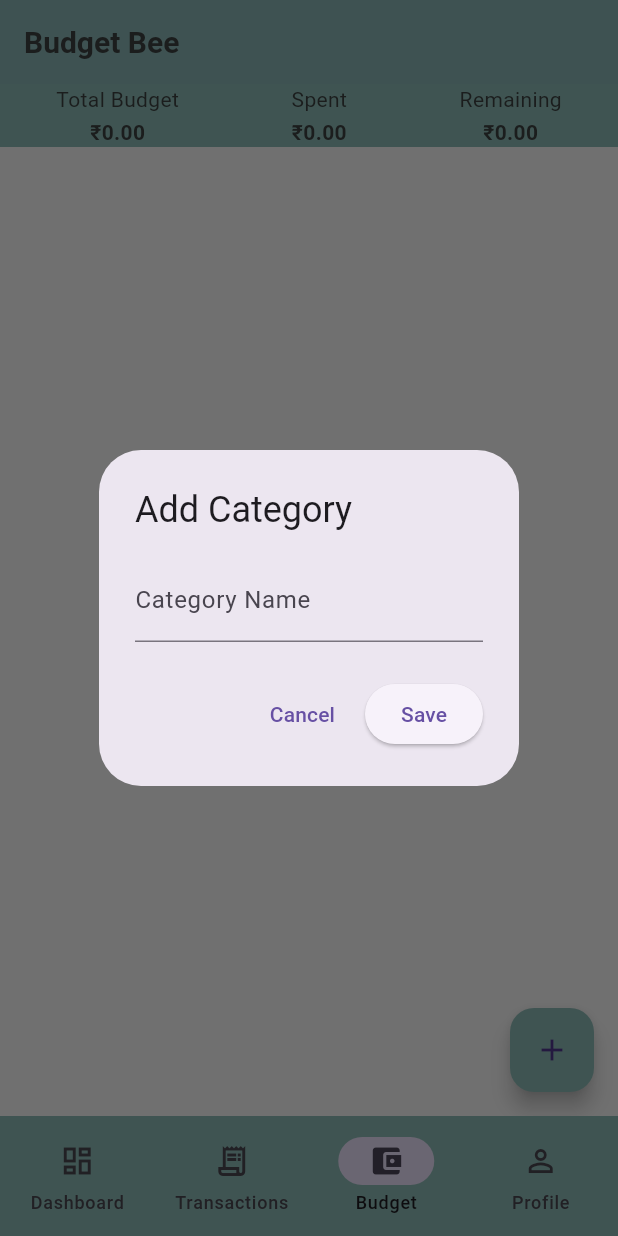
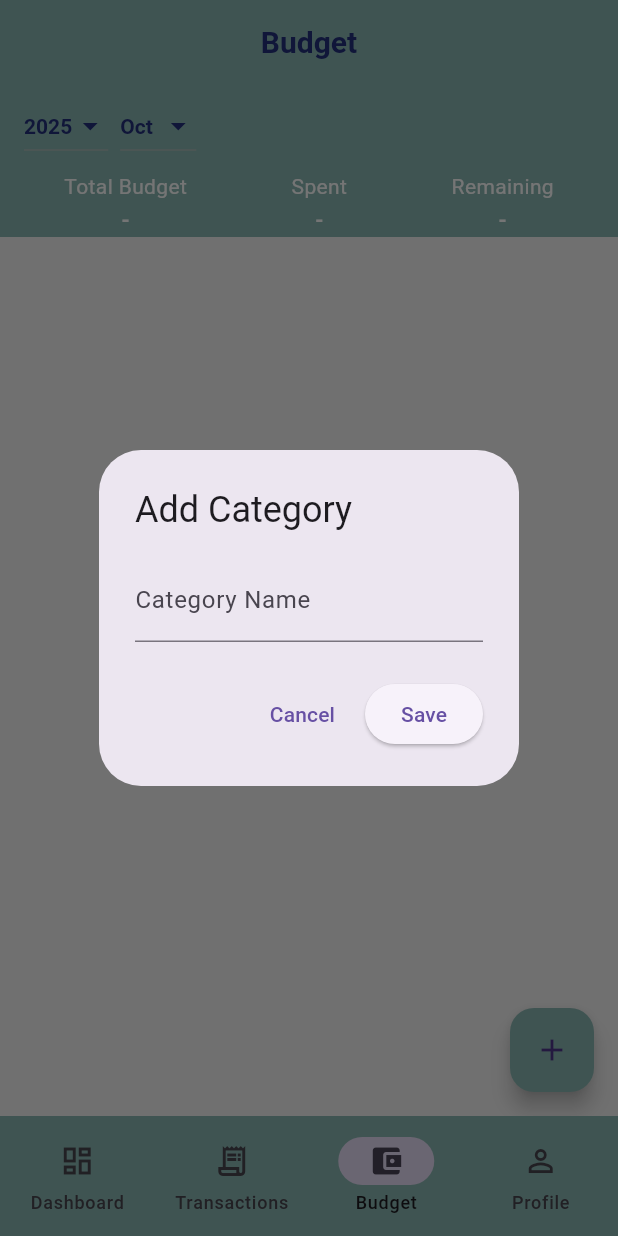
Before and after one commit to gauravsb14/budget-bee, a Flutter app: the screen it shows after launch, item 3 of the bottom bar chosen, after a tap on the "add" icon, on a phone screen of 412 x 824 dp. Run offline on Flutter 3.47's test engine with Material 3 defaults, Android fonts, the phone set to English and light mode, and no system bars; our stand-ins replace hive, hive_flutter; accounts and stored records are empty.

Commit message:
cleaner version of transaction and budget screen

```diff
--- a/lib/features/budget/screens/budget_screen.dart
+++ b/lib/features/budget/screens/budget_screen.dart
@@ -4,67 +4,95 @@ import '../../../models/category_model.dart';
 import '../../../models/subcategory_model.dart';
 import '../widgets/category_tile.dart';
 import '../../shared/widgets/top_summary.dart';
+import '../../shared/widgets/top_bar.dart';
 
-class BudgetScreen extends StatelessWidget {
+class BudgetScreen extends StatefulWidget {
   const BudgetScreen({super.key});
+
+  @override
+  State<BudgetScreen> createState() => _BudgetScreenState();
+}
+
+class _BudgetScreenState extends State<BudgetScreen> {
+  int selectedYear = DateTime.now().year;
+  int selectedMonth = DateTime.now().month;
 
   @override
   Widget build(BuildContext context) {
     final categoryBox = Hive.box<Category>('categories');
     final subBox = Hive.box<SubCategory>('subcategories');
 
+    return ValueListenableBuilder(
+      valueListenable: categoryBox.listenable(),
+      builder: (context, Box<Category> box, _) {
+        final categories = box.values.toList();
+
+        // --- Calculate Top Summary for selected month/year ---
+        double totalBudget = 0;
+        double totalSpent = 0;
+
+        for (var cat in categories) {
+          final subs = subBox.values
+              .where((s) => s.parentCategoryId == cat.id)
+              .toList();
+
+          totalBudget += subs.fold(0, (sum, s) => sum + s.monthlyBudget);
+          totalSpent += subs.fold(0, (sum, s) => sum + s.spent);
+        }
+
         return Scaffold(
           appBar: AppBar(
-        title: const Text("Budget Bee"),
+            title: const Text(
+              "Budget",
+              style: TextStyle(
+                fontWeight: FontWeight.bold,
+                color: Color.fromARGB(255, 35, 48, 124),
+              ),
+            ),
+            centerTitle: true,
             backgroundColor: const Color.fromARGB(255, 138, 184, 179),
-        // foregroundColor: Colors.white,
-        elevation: 1,
+            elevation: 0, // flush with TopBar
           ),
           floatingActionButton: FloatingActionButton(
             onPressed: () => _showAddCategoryDialog(context),
             backgroundColor: const Color.fromARGB(255, 138, 184, 179),
             child: const Icon(Icons.add),
           ),
-      body: ValueListenableBuilder(
-        valueListenable: categoryBox.listenable(),
-        builder: (context, Box<Category> box, _) {
-          final categories = box.values.toList();
+          body: Column(
+            children: [
+              // --- TopBar for Year/Month selection ---
+              Container(
+                color: const Color.fromARGB(255, 138, 184, 179),
+                padding: const EdgeInsets.symmetric(
+                  // vertical: 8,
+                  horizontal: 12,
+                ),
+                child: TopBar(
+                  selectedYear: selectedYear,
+                  selectedMonth: selectedMonth,
+                  onYearChanged: (year) {
+                    setState(() => selectedYear = year);
+                  },
+                  onMonthChanged: (month) {
+                    setState(() => selectedMonth = month);
+                  },
+                ),
+              ),
 
-          // --- Calculate Top Summary ---
-          double totalBudget = 0;
-          double totalSpent = 0;
-          for (var cat in categories) {
-            final subs = subBox.values
-                .where((s) => s.parentCategoryId == cat.id)
-                .toList();
-            totalBudget += subs.fold(0, (sum, s) => sum + s.monthlyBudget);
-            totalSpent += subs.fold(0, (sum, s) => sum + s.spent);
-          }
-
-          return Column(
-            children: [
-              // --- Reusable Top Summary ---
+              // --- Top Summary ---
               Container(
-                width: double.infinity,
                 color: const Color.fromARGB(255, 138, 184, 179),
-                // decoration: const BoxDecoration(
-                //   color: Colors.amber, // same as AppBar
-                //   // borderRadius: BorderRadius.only(
-                //   //   // bottomLeft: Radius.circular(),
-                //   //   // bottomRight: Radius.circular(16),
-                //   // ),
-                // ),
-                // padding: const EdgeInsets.symmetric(
-                //   vertical: 16,
-                //   horizontal: 12,
-                // ),
+                // padding: const EdgeInsets.symmetric(vertical: 8),
                 child: TopSummary(
                   totalBudget: totalBudget,
                   totalSpent: totalSpent,
+                  month: selectedMonth,
+                  year: selectedYear,
+                  textColor: Colors.white,
                 ),
               ),
 
-              const SizedBox(height: 8),
+              // const SizedBox(height: 8),
 
               // --- Category Tiles ---
               Expanded(
@@ -76,9 +104,9 @@ class BudgetScreen extends StatelessWidget {
                 ),
               ),
             ],
+          ),
         );
       },
-      ),
     );
   }
 
--- a/lib/features/dashboard/screens/dashboard_screen.dart
+++ b/lib/features/dashboard/screens/dashboard_screen.dart
@@ -1,10 +1,61 @@
 import 'package:flutter/material.dart';
+import '../../shared/widgets/top_bar.dart';
 
-class DashboardScreen extends StatelessWidget {
+class DashboardScreen extends StatefulWidget {
   const DashboardScreen({super.key});
 
   @override
+  State<DashboardScreen> createState() => _DashboardScreenState();
+}
+
+class _DashboardScreenState extends State<DashboardScreen> {
+  int selectedYear = DateTime.now().year;
+  int selectedMonth = DateTime.now().month;
+
+  @override
   Widget build(BuildContext context) {
-    return const Center(child: Text("Dashboard Screen"));
+    return Scaffold(
+      appBar: AppBar(
+        title: const Text(
+          "Dashboard",
+          style: TextStyle(
+            fontWeight: FontWeight.bold,
+            color: Color.fromARGB(255, 35, 48, 124),
+          ),
+        ),
+        centerTitle: true,
+        backgroundColor: const Color.fromARGB(255, 138, 184, 179),
+        elevation: 0, // ✅ makes it flush with TopBar
+      ),
+      body: Column(
+        children: [
+          // ✅ TopBar with same background color
+          Container(
+            color: const Color.fromARGB(255, 138, 184, 179),
+            padding: const EdgeInsets.symmetric(vertical: 4, horizontal: 12),
+            child: TopBar(
+              selectedYear: selectedYear,
+              selectedMonth: selectedMonth,
+              onYearChanged: (year) {
+                setState(() => selectedYear = year);
+              },
+              onMonthChanged: (month) {
+                setState(() => selectedMonth = month);
+              },
+            ),
+          ),
+
+          // Dashboard content
+          Expanded(
+            child: Center(
+              child: Text(
+                "Dashboard content for $selectedMonth/$selectedYear",
+                style: const TextStyle(fontSize: 16),
+              ),
+            ),
+          ),
+        ],
+      ),
+    );
   }
 }
--- /dev/null
+++ b/lib/features/shared/widgets/top_bar.dart
@@ -0,0 +1,112 @@
+import 'package:flutter/material.dart';
+
+class TopBar extends StatelessWidget {
+  final int selectedYear;
+  final int selectedMonth;
+  final ValueChanged<int> onYearChanged;
+  final ValueChanged<int> onMonthChanged;
+
+  const TopBar({
+    super.key,
+    required this.selectedYear,
+    required this.selectedMonth,
+    required this.onYearChanged,
+    required this.onMonthChanged,
+  });
+
+  @override
+  Widget build(BuildContext context) {
+    return Container(
+      color: const Color.fromARGB(255, 138, 184, 179),
+      padding: const EdgeInsets.symmetric(horizontal: 4, vertical: 4),
+      child: Row(
+        mainAxisAlignment: MainAxisAlignment.start,
+        children: [
+          // --- Year Dropdown ---
+          DropdownButton<int>(
+            value: selectedYear,
+            dropdownColor: Colors.white,
+            style: const TextStyle(
+              // 👈 style for selected value
+              color: Colors.white,
+              fontWeight: FontWeight.bold,
+            ),
+            iconEnabledColor: Color.fromARGB(
+              255,
+              35,
+              48,
+              124,
+            ), // 👈 dropdown arrow color
+            items: List.generate(5, (i) => DateTime.now().year - i)
+                .map(
+                  (y) => DropdownMenuItem(
+                    value: y,
+                    child: Text(
+                      "$y",
+                      style: const TextStyle(
+                        color: Color.fromARGB(
+                          255,
+                          35,
+                          48,
+                          124,
+                        ), // 👈 color inside dropdown list
+                      ),
+                    ),
+                  ),
+                )
+                .toList(),
+            onChanged: (val) {
+              if (val != null) onYearChanged(val);
+            },
+          ),
+          const SizedBox(width: 8),
+
+          // --- Month Dropdown ---
+          DropdownButton<int>(
+            value: selectedMonth,
+            dropdownColor: Colors.white,
+            style: const TextStyle(
+              color: Color.fromARGB(255, 35, 48, 124),
+              fontWeight: FontWeight.bold,
+            ),
+            iconEnabledColor: Color.fromARGB(255, 35, 48, 124),
+            items: List.generate(12, (i) => i + 1)
+                .map(
+                  (m) => DropdownMenuItem(
+                    value: m,
+                    child: Text(
+                      [
+                        "Jan",
+                        "Feb",
+                        "Mar",
+                        "Apr",
+                        "May",
+                        "Jun",
+                        "Jul",
+                        "Aug",
+                        "Sep",
+                        "Oct",
+                        "Nov",
+                        "Dec",
+                      ][m - 1],
+                      style: const TextStyle(
+                        color: Color.fromARGB(
+                          255,
+                          35,
+                          48,
+                          124,
+                        ), // 👈 dropdown menu items
+                      ),
+                    ),
+                  ),
+                )
+                .toList(),
+            onChanged: (val) {
+              if (val != null) onMonthChanged(val);
+            },
+          ),
+        ],
+      ),
+    );
+  }
+}
--- a/lib/features/shared/widgets/top_summary.dart
+++ b/lib/features/shared/widgets/top_summary.dart
@@ -3,14 +3,36 @@ import 'package:flutter/material.dart';
 class TopSummary extends StatelessWidget {
   final double totalBudget;
   final double totalSpent;
-  final Color textColor; // new (for labels + amounts)
+  final int month; // 1-12
+  final int year;
+  final Color textColor; // For text labels & amounts
 
   const TopSummary({
     super.key,
     required this.totalBudget,
     required this.totalSpent,
-    this.textColor = const Color.fromARGB(221, 46, 46, 46), // default
+    required this.month,
+    required this.year,
+    this.textColor = const Color.fromARGB(221, 46, 46, 46),
   });
+
+  String get monthName {
+    const months = [
+      'January',
+      'February',
+      'March',
+      'April',
+      'May',
+      'June',
+      'July',
+      'August',
+      'September',
+      'October',
+      'November',
+      'December',
+    ];
+    return months[month - 1];
+  }
 
   @override
   Widget build(BuildContext context) {
@@ -18,13 +40,14 @@ class TopSummary extends StatelessWidget {
 
     return Container(
       width: double.infinity,
-      // padding: const EdgeInsets.symmetric(horizontal: 16, vertical: 16),
-      // decoration: BoxDecoration(
-      //   color: Colors.amber, // background for summary section
-      //   // borderRadius: BorderRadius.horizontal(1),
-      // ),
+      color: const Color.fromARGB(255, 138, 184, 179),
+      padding: const EdgeInsets.symmetric(
+        horizontal: 8,
+        vertical: 2,
+      ), // tiny vertical
       child: Row(
         mainAxisAlignment: MainAxisAlignment.spaceAround,
+        crossAxisAlignment: CrossAxisAlignment.center,
         children: [
           _buildSummaryColumn("Total Budget", totalBudget, textColor),
           _buildSummaryColumn("Spent", totalSpent, textColor),
@@ -36,7 +59,6 @@ class TopSummary extends StatelessWidget {
 
   Widget _buildSummaryColumn(String title, double amount, Color textColor) {
     return Column(
-      // mainAxisSize: MainAxisSize.min,
       children: [
         Text(
           title,
@@ -48,7 +70,7 @@ class TopSummary extends StatelessWidget {
         ),
         const SizedBox(height: 2),
         Text(
-          "₹${amount.toStringAsFixed(2)}",
+          amount > 0 ? "₹${amount.toStringAsFixed(2)}" : "-",
           style: TextStyle(
             fontWeight: FontWeight.bold,
             fontSize: 14,
```
Also changed, not shown: lib/features/budget/widgets/category_tile.dart (+47 -79 lines), lib/features/transactions/screens/transactions_screen.dart (+68 -27 lines). Lines whose indentation alone changed are shown as unchanged.
